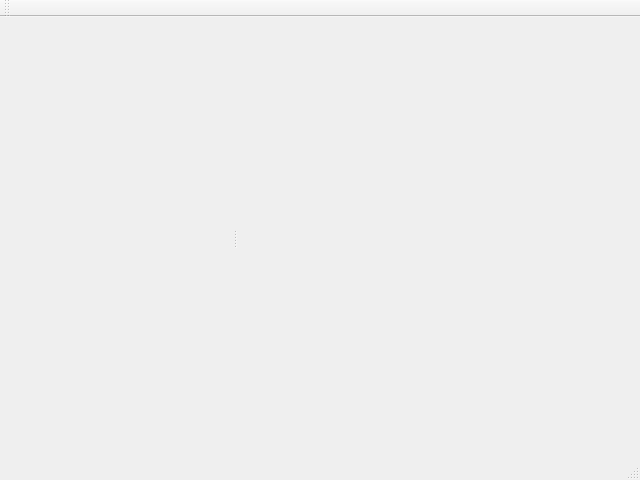
First picture: the form in ItemAssistant/branches/aoia2/ItemAssistant/itemassistant.ui, repository anarchydevs/aoia, before the edit.
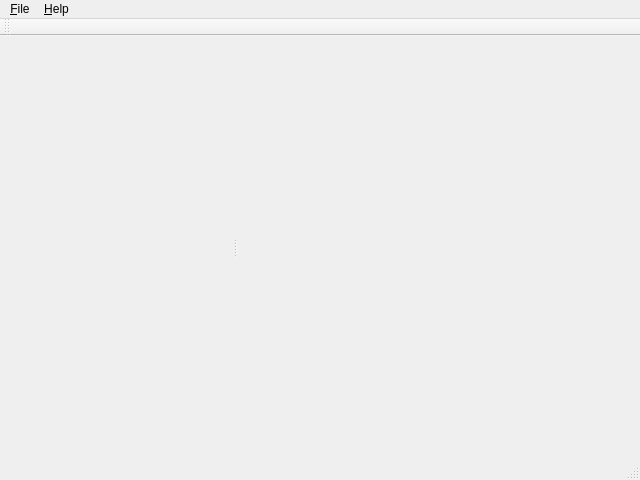
Second picture: the form after the edit. Icons and pictures are not drawn.

Commit message: Added some resources and menus.

What changed in the file:
```diff
--- a/ItemAssistant/branches/aoia2/ItemAssistant/itemassistant.ui
+++ b/ItemAssistant/branches/aoia2/ItemAssistant/itemassistant.ui
@@ -90,6 +90,25 @@
      <height>22</height>
     </rect>
    </property>
+   <widget class="QMenu" name="menu_File">
+    <property name="title">
+     <string>&amp;File</string>
+    </property>
+    <addaction name="actionExit"/>
+   </widget>
+   <widget class="QMenu" name="menu_Help">
+    <property name="title">
+     <string>&amp;Help</string>
+    </property>
+    <addaction name="actionOnlineHelp"/>
+    <addaction name="separator"/>
+    <addaction name="actionCheckForUpdates"/>
+    <addaction name="separator"/>
+    <addaction name="actionAbout"/>
+    <addaction name="actionAboutPlugins"/>
+   </widget>
+   <addaction name="menu_File"/>
+   <addaction name="menu_Help"/>
   </widget>
   <widget class="QToolBar" name="mainToolBar">
    <attribute name="toolBarArea">
```
Left out of the diff: 43 changed lines with no effect on the pictures. The commit also changes 7 other files.
